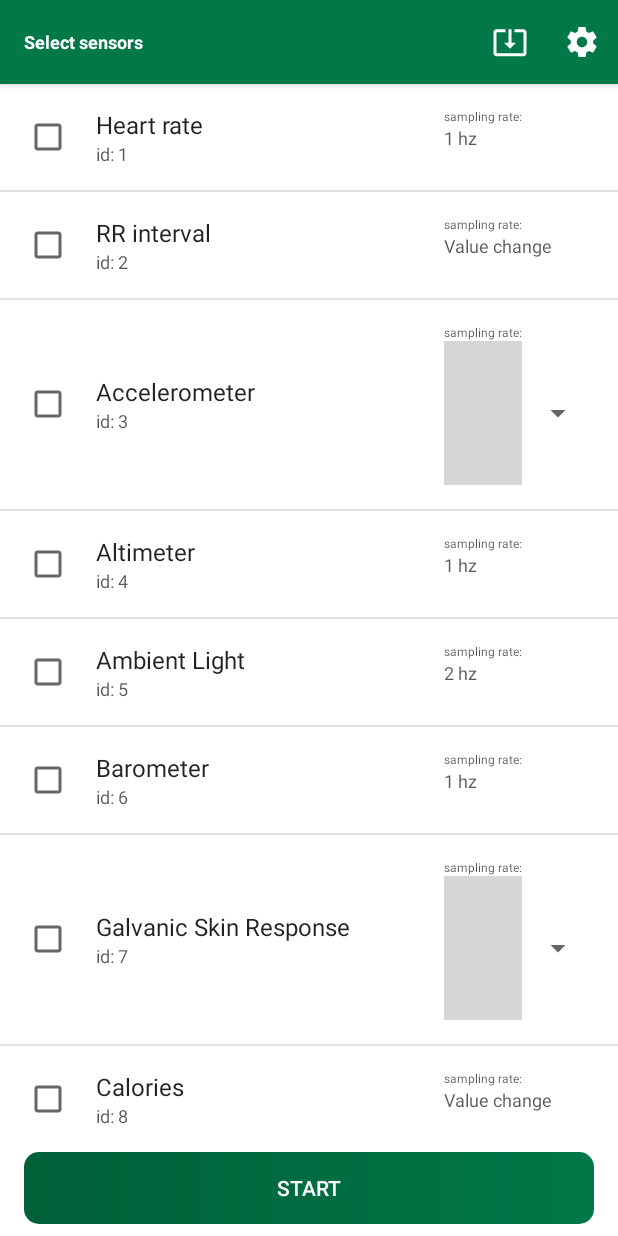
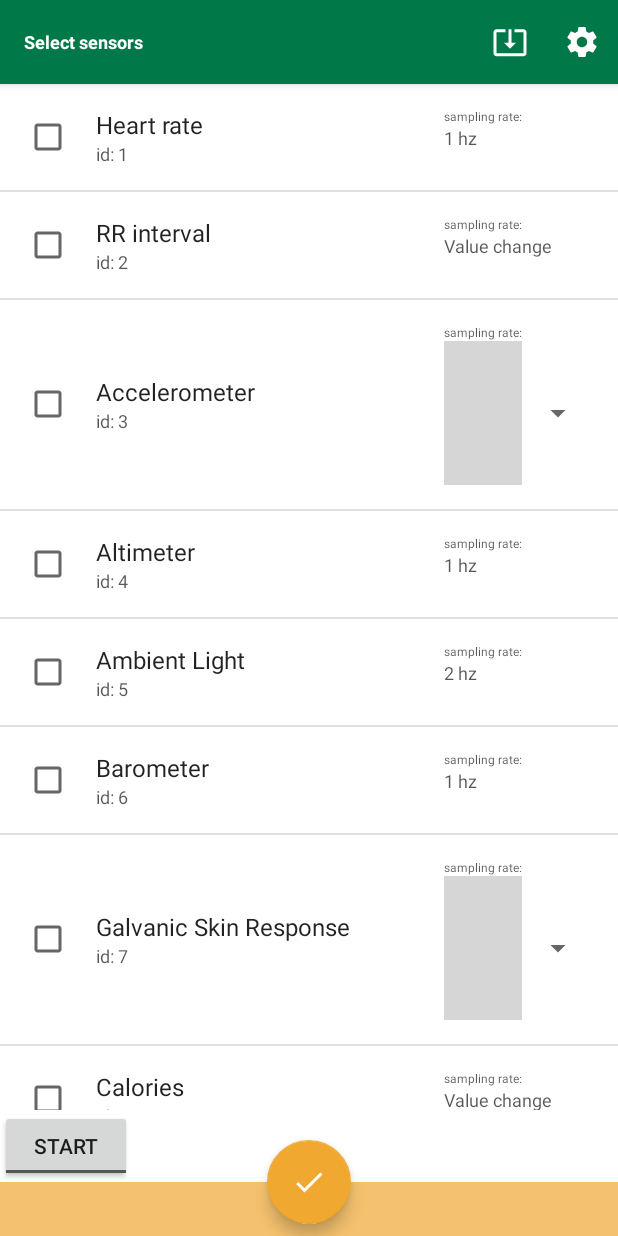
Before and after one commit to marcialsandoval/MyBand, an Android app: the screen it shows after launch (MainActivity), on a phone screen of 412 x 824 dp. Run offline under Robolectric (Android 15) with nearby library versions, the phone set to English and light mode, and no system bars; libraries missing offline, so code that uses them is left out: com.microsoft.band, org.mortbay.jetty; grey boxes are pictures that could not be loaded.

Commit message:
Floating action button implemented

```diff
--- /dev/null
+++ b/app/src/main/res/drawable-v24/ic_check_white.xml
@@ -0,0 +1,5 @@
+<vector android:height="24dp" android:tint="#FFFFFF"
+    android:viewportHeight="24.0" android:viewportWidth="24.0"
+    android:width="24dp" xmlns:android="http://schemas.android.com/apk/res/android">
+    <path android:fillColor="#FF000000" android:pathData="M9,16.17L4.83,12l-1.42,1.41L9,19 21,7l-1.41,-1.41z"/>
+</vector>
--- /dev/null
+++ b/app/src/main/res/drawable-v24/ic_edit_white.xml
@@ -0,0 +1,5 @@
+<vector android:height="24dp" android:tint="#FFFFFF"
+    android:viewportHeight="24.0" android:viewportWidth="24.0"
+    android:width="24dp" xmlns:android="http://schemas.android.com/apk/res/android">
+    <path android:fillColor="#FF000000" android:pathData="M3,17.25V21h3.75L17.81,9.94l-3.75,-3.75L3,17.25zM20.71,7.04c0.39,-0.39 0.39,-1.02 0,-1.41l-2.34,-2.34c-0.39,-0.39 -1.02,-0.39 -1.41,0l-1.83,1.83 3.75,3.75 1.83,-1.83z"/>
+</vector>
--- /dev/null
+++ b/app/src/main/res/drawable/ic_check_white.xml
@@ -0,0 +1,5 @@
+<vector android:height="24dp" android:tint="#FFFFFF"
+    android:viewportHeight="24.0" android:viewportWidth="24.0"
+    android:width="24dp" xmlns:android="http://schemas.android.com/apk/res/android">
+    <path android:fillColor="#FF000000" android:pathData="M9,16.17L4.83,12l-1.42,1.41L9,19 21,7l-1.41,-1.41z"/>
+</vector>
--- /dev/null
+++ b/app/src/main/res/drawable/ic_edit_white.xml
@@ -0,0 +1,5 @@
+<vector android:height="24dp" android:tint="#FFFFFF"
+    android:viewportHeight="24.0" android:viewportWidth="24.0"
+    android:width="24dp" xmlns:android="http://schemas.android.com/apk/res/android">
+    <path android:fillColor="#FF000000" android:pathData="M3,17.25V21h3.75L17.81,9.94l-3.75,-3.75L3,17.25zM20.71,7.04c0.39,-0.39 0.39,-1.02 0,-1.41l-2.34,-2.34c-0.39,-0.39 -1.02,-0.39 -1.41,0l-1.83,1.83 3.75,3.75 1.83,-1.83z"/>
+</vector>
--- a/app/src/main/res/layout/activity_main.xml
+++ b/app/src/main/res/layout/activity_main.xml
@@ -33,16 +33,16 @@
                     android:layout_height="wrap_content">
 
                     <TextView
+                        android:id="@+id/band_status"
+                        android:layout_width="wrap_content"
+                        android:layout_height="wrap_content"
+                        android:layout_gravity="center"
                         android:layout_weight="1"
-                        android:visibility="visible"
-                        android:id="@+id/band_status"
-                        android:layout_gravity="center"
-                        android:layout_width="match_parent"
-                        android:layout_height="wrap_content"
                         android:text="@string/select_option"
                         android:textColor="@android:color/white"
                         android:textSize="12sp"
-                        android:textStyle="bold" />
+                        android:textStyle="bold"
+                        android:visibility="visible" />
 
                     <TextView
                         android:id="@+id/minutes"
@@ -53,7 +53,6 @@
                         android:textAppearance="@style/TextAppearance.AppCompat.Title"
                         android:layout_width="wrap_content"
                         android:layout_height="wrap_content" />
-
 
                     <FrameLayout
                         android:id="@+id/save_button_holder"
@@ -74,7 +73,7 @@
                             android:src="@drawable/ic_settings_white"
                             android:layout_gravity="center"
                             android:layout_width="match_parent"
-                            android:layout_height="match_parent" />togglebutton
+                            android:layout_height="match_parent" />
 
 
                     </FrameLayout>
@@ -86,15 +85,14 @@
         </android.support.design.widget.AppBarLayout>
 
 
-
         <LinearLayout
+            android:layout_marginBottom="36dp"
             android:id="@+id/main_layout"
             android:visibility="visible"
             android:background="@android:color/white"
             android:layout_width="match_parent"
             android:layout_height="match_parent"
             android:orientation="vertical">
-
 
             <ListView
                 android:id="@+id/sensor_list"
@@ -106,24 +104,17 @@
 
             <FrameLayout
                 android:id="@+id/toggle_button_holder"
-                android:background="@drawable/toggle_button_on_background"
-                android:layout_width="match_parent"
-                android:layout_height="wrap_content"
-                android:layout_marginLeft="16dp"
-                android:layout_marginRight="16dp"
-                android:layout_marginTop="8dp"
-                android:layout_marginBottom="8dp"
-                android:layout_alignParentBottom="true">
+                android:layout_width="wrap_content"
+                android:layout_height="wrap_content">
 
                 <ToggleButton
                     android:id="@+id/togglebutton"
-                    android:background="?android:attr/selectableItemBackground"
-                    android:textColor="@android:color/white"
-                    android:layout_width="match_parent"
-                    android:layout_height="wrap_content" />
+                    android:layout_width="wrap_content"
+                    android:layout_height="wrap_content"
+                    android:text="start">
 
+                </ToggleButton>
             </FrameLayout>
-
 
         </LinearLayout>
 
@@ -164,8 +155,23 @@
 
         </LinearLayout>
 
+
     </LinearLayout>
 
+    <FrameLayout
+        android:background="@color/colorAccentLight"
+        android:layout_alignParentBottom="true"
+        android:layout_width="match_parent"
+        android:layout_height="36dp">
+    </FrameLayout>
+
+    <android.support.design.widget.FloatingActionButton
+        android:layout_centerInParent="true"
+        android:layout_alignParentBottom="true"
+        android:layout_marginBottom="8dp"
+        android:src="@drawable/ic_check_white"
+        android:layout_width="wrap_content"
+        android:layout_height="wrap_content"/>
 
 
 </RelativeLayout>
--- a/app/src/main/res/values/dimens.xml
+++ b/app/src/main/res/values/dimens.xml
@@ -1,4 +1,6 @@
 <?xml version="1.0" encoding="utf-8"?>
 <resources>
     <dimen name="sensor_layout_padding">8dp</dimen>
+    <dimen name="fab_margin">16dp</dimen>
+    <dimen name="app_bar_height">200dp</dimen>
 </resources>
```
Also changed, not shown: app/src/main/res/menu/bottom_app_bar.xml (added, +9 -0 lines).
